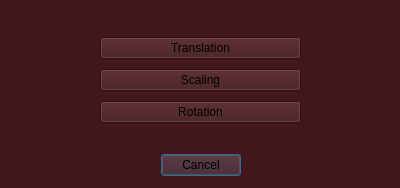
Old version of the form SGI/view/screens/transformObject.ui in the repository JVSutter/Sistema-Grafico-Interativo.
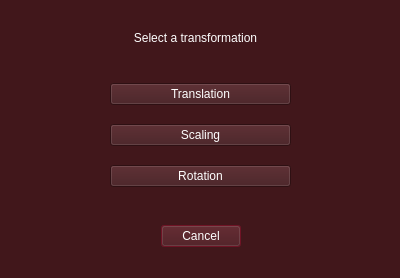
New version of the form.

What changed in the file:
```diff
--- a/SGI/view/screens/transformObject.ui
+++ b/SGI/view/screens/transformObject.ui
@@ -7,22 +7,561 @@
     <x>0</x>
     <y>0</y>
     <width>400</width>
-    <height>188</height>
+    <height>278</height>
    </rect>
   </property>
+  <property name="minimumSize">
+   <size>
+    <width>400</width>
+    <height>278</height>
+   </size>
+  </property>
+  <property name="maximumSize">
+   <size>
+    <width>400</width>
+    <height>278</height>
+   </size>
+  </property>
+  <property name="palette">
+   <palette>
+    <active>
+     <colorrole role="WindowText">
+      <brush brushstyle="SolidPattern">
+       <color alpha="255">
+        <red>255</red>
+        <green>255</green>
+        <blue>255</blue>
+       </color>
+      </brush>
+     </colorrole>
+     <colorrole role="Button">
+      <brush brushstyle="SolidPattern">
+       <color alpha="255">
+        <red>65</red>
+        <green>23</green>
+        <blue>27</blue>
+       </color>
+      </brush>
+     </colorrole>
+     <colorrole role="Light">
+      <brush brushstyle="SolidPattern">
+       <color alpha="255">
+        <red>98</red>
+        <green>34</green>
+        <blue>41</blue>
+       </color>
+      </brush>
+     </colorrole>
+     <colorrole role="Midlight">
+      <brush brushstyle="SolidPattern">
+       <color alpha="255">
+        <red>81</red>
+        <green>28</green>
+        <blue>34</blue>
+       </color>
+      </brush>
+     </colorrole>
+     <colorrole role="Dark">
+      <brush brushstyle="SolidPattern">
+       <color alpha="255">
+        <red>33</red>
+        <green>11</green>
+        <blue>14</blue>
+       </color>
+      </brush>
+     </colorrole>
+     <colorrole role="Mid">
+      <brush brushstyle="SolidPattern">
+       <color alpha="255">
+        <red>43</red>
+        <green>15</green>
+        <blue>18</blue>
+       </color>
+      </brush>
+     </colorrole>
+     <colorrole role="Text">
+      <brush brushstyle="SolidPattern">
+       <color alpha="255">
+        <red>255</red>
+        <green>255</green>
+        <blue>255</blue>
+       </color>
+      </brush>
+     </colorrole>
+     <colorrole role="BrightText">
+      <brush brushstyle="SolidPattern">
+       <color alpha="255">
+        <red>255</red>
+        <green>255</green>
+        <blue>255</blue>
+       </color>
+      </brush>
+     </colorrole>
+     <colorrole role="ButtonText">
+      <brush brushstyle="SolidPattern">
+       <color alpha="255">
+        <red>255</red>
+        <green>255</green>
+        <blue>255</blue>
+       </color>
+      </brush>
+     </colorrole>
+     <colorrole role="Base">
+      <brush brushstyle="SolidPattern">
+       <color alpha="255">
+        <red>0</red>
+        <green>0</green>
+        <blue>0</blue>
+       </color>
+      </brush>
+     </colorrole>
+     <colorrole role="Window">
+      <brush brushstyle="SolidPattern">
+       <color alpha="255">
+        <red>65</red>
+        <green>23</green>
+        <blue>27</blue>
+       </color>
+      </brush>
+     </colorrole>
+     <colorrole role="Shadow">
+      <brush brushstyle="SolidPattern">
+       <color alpha="255">
+        <red>0</red>
+        <green>0</green>
+        <blue>0</blue>
+       </color>
+      </brush>
+     </colorrole>
+     <colorrole role="Highlight">
+      <brush brushstyle="SolidPattern">
+       <color alpha="255">
+        <red>139</red>
+        <green>24</green>
+        <blue>46</blue>
+       </color>
+      </brush>
+     </colorrole>
+     <colorrole role="Link">
+      <brush brushstyle="SolidPattern">
+       <color alpha="255">
+        <red>255</red>
+        <green>75</green>
+        <blue>61</blue>
+       </color>
+      </brush>
+     </colorrole>
+     <colorrole role="AlternateBase">
+      <brush brushstyle="SolidPattern">
+       <color alpha="255">
+        <red>32</red>
+        <green>11</green>
+        <blue>13</blue>
+       </color>
+      </brush>
+     </colorrole>
+     <colorrole role="ToolTipBase">
+      <brush brushstyle="SolidPattern">
+       <color alpha="255">
+        <red>255</red>
+        <green>255</green>
+        <blue>220</blue>
+       </color>
+      </brush>
+     </colorrole>
+     <colorrole role="ToolTipText">
+      <brush brushstyle="SolidPattern">
+       <color alpha="255">
+        <red>0</red>
+        <green>0</green>
+        <blue>0</blue>
+       </color>
+      </brush>
+     </colorrole>
+     <colorrole role="PlaceholderText">
+      <brush brushstyle="SolidPattern">
+       <color alpha="127">
+        <red>255</red>
+        <green>255</green>
+        <blue>255</blue>
+       </color>
+      </brush>
+     </colorrole>
+     <colorrole role="Accent">
+      <brush brushstyle="SolidPattern">
+       <color alpha="255">
+        <red>0</red>
+        <green>0</green>
+        <blue>0</blue>
+       </color>
+      </brush>
+     </colorrole>
+    </active>
+    <inactive>
+     <colorrole role="WindowText">
+      <brush brushstyle="SolidPattern">
+       <color alpha="255">
+        <red>255</red>
+        <green>255</green>
+        <blue>255</blue>
+       </color>
+      </brush>
+     </colorrole>
+     <colorrole role="Button">
+      <brush brushstyle="SolidPattern">
+       <color alpha="255">
+        <red>65</red>
+        <green>23</green>
+        <blue>27</blue>
+       </color>
+      </brush>
+     </colorrole>
+     <colorrole role="Light">
+      <brush brushstyle="SolidPattern">
+       <color alpha="255">
+        <red>98</red>
+        <green>34</green>
+        <blue>41</blue>
+       </color>
+      </brush>
+     </colorrole>
+     <colorrole role="Midlight">
+      <brush brushstyle="SolidPattern">
+       <color alpha="255">
+        <red>81</red>
+        <green>28</green>
+        <blue>34</blue>
+       </color>
+      </brush>
+     </colorrole>
+     <colorrole role="Dark">
+      <brush brushstyle="SolidPattern">
+       <color alpha="255">
+        <red>33</red>
+        <green>11</green>
+        <blue>14</blue>
+       </color>
+      </brush>
+     </colorrole>
+     <colorrole role="Mid">
+      <brush brushstyle="SolidPattern">
+       <color alpha="255">
+        <red>43</red>
+        <green>15</green>
+        <blue>18</blue>
+       </color>
+      </brush>
+     </colorrole>
+     <colorrole role="Text">
+      <brush brushstyle="SolidPattern">
+       <color alpha="255">
+        <red>255</red>
+        <green>255</green>
+        <blue>255</blue>
+       </color>
+      </brush>
+     </colorrole>
+     <colorrole role="BrightText">
+      <brush brushstyle="SolidPattern">
+       <color alpha="255">
+        <red>255</red>
+        <green>255</green>
+        <blue>255</blue>
+       </color>
+      </brush>
+     </colorrole>
+     <colorrole role="ButtonText">
+      <brush brushstyle="SolidPattern">
+       <color alpha="255">
+        <red>255</red>
+        <green>255</green>
+        <blue>255</blue>
+       </color>
+      </brush>
+     </colorrole>
+     <colorrole role="Base">
+      <brush brushstyle="SolidPattern">
+       <color alpha="255">
+        <red>0</red>
+        <green>0</green>
+        <blue>0</blue>
+       </color>
+      </brush>
+     </colorrole>
+     <colorrole role="Window">
+      <brush brushstyle="SolidPattern">
+       <color alpha="255">
+        <red>65</red>
+        <green>23</green>
+        <blue>27</blue>
+       </color>
+      </brush>
+     </colorrole>
+     <colorrole role="Shadow">
+      <brush brushstyle="SolidPattern">
+       <color alpha="255">
+        <red>0</red>
+        <green>0</green>
+        <blue>0</blue>
+       </color>
+      </brush>
+     </colorrole>
+     <colorrole role="Highlight">
+      <brush brushstyle="SolidPattern">
+       <color alpha="255">
+        <red>139</red>
+        <green>24</green>
+        <blue>46</blue>
+       </color>
+      </brush>
+     </colorrole>
+     <colorrole role="Link">
+      <brush brushstyle="SolidPattern">
+       <color alpha="255">
+        <red>255</red>
+        <green>75</green>
+        <blue>61</blue>
+       </color>
+      </brush>
+     </colorrole>
+     <colorrole role="AlternateBase">
+      <brush brushstyle="SolidPattern">
+       <color alpha="255">
+        <red>32</red>
+        <green>11</green>
+        <blue>13</blue>
+       </color>
+      </brush>
+     </colorrole>
+     <colorrole role="ToolTipBase">
+      <brush brushstyle="SolidPattern">
+       <color alpha="255">
+        <red>255</red>
+        <green>255</green>
+        <blue>220</blue>
+       </color>
+      </brush>
+     </colorrole>
+     <colorrole role="ToolTipText">
+      <brush brushstyle="SolidPattern">
+       <color alpha="255">
+        <red>0</red>
+        <green>0</green>
+        <blue>0</blue>
+       </color>
+      </brush>
+     </colorrole>
+     <colorrole role="PlaceholderText">
+      <brush brushstyle="SolidPattern">
+       <color alpha="127">
+        <red>255</red>
+        <green>255</green>
+        <blue>255</blue>
+       </color>
+      </brush>
+     </colorrole>
+     <colorrole role="Accent">
+      <brush brushstyle="SolidPattern">
+       <color alpha="255">
+        <red>0</red>
+        <green>0</green>
+        <blue>0</blue>
+       </color>
+      </brush>
+     </colorrole>
+    </inactive>
+    <disabled>
+     <colorrole role="WindowText">
+      <brush brushstyle="SolidPattern">
+       <color alpha="255">
+        <red>33</red>
+        <green>11</green>
+        <blue>14</blue>
+       </color>
+      </brush>
+     </colorrole>
+     <colorrole role="Button">
+      <brush brushstyle="SolidPattern">
+       <color alpha="255">
+        <red>65</red>
+        <green>23</green>
+        <blue>27</blue>
+       </color>
+      </brush>
+     </colorrole>
+     <colorrole role="Light">
+      <brush brushstyle="SolidPattern">
+       <color alpha="255">
+        <red>98</red>
+        <green>34</green>
+        <blue>41</blue>
+       </color>
+      </brush>
+     </colorrole>
+     <colorrole role="Midlight">
+      <brush brushstyle="SolidPattern">
+       <color alpha="255">
+        <red>81</red>
+        <green>28</green>
+        <blue>34</blue>
+       </color>
+      </brush>
+     </colorrole>
+     <colorrole role="Dark">
+      <brush brushstyle="SolidPattern">
+       <color alpha="255">
+        <red>33</red>
+        <green>11</green>
+        <blue>14</blue>
+       </color>
+      </brush>
+     </colorrole>
+     <colorrole role="Mid">
+      <brush brushstyle="SolidPattern">
+       <color alpha="255">
+        <red>43</red>
+        <green>15</green>
+        <blue>18</blue>
+       </color>
+      </brush>
+     </colorrole>
+     <colorrole role="Text">
+      <brush brushstyle="SolidPattern">
+       <color alpha="255">
+        <red>33</red>
+        <green>11</green>
+        <blue>14</blue>
+       </color>
+      </brush>
+     </colorrole>
+     <colorrole role="BrightText">
+      <brush brushstyle="SolidPattern">
+       <color alpha="255">
+        <red>255</red>
+        <green>255</green>
+        <blue>255</blue>
+       </color>
+      </brush>
+     </colorrole>
+     <colorrole role="ButtonText">
+      <brush brushstyle="SolidPattern">
+       <color alpha="255">
+        <red>33</red>
+        <green>11</green>
+        <blue>14</blue>
+       </color>
+      </brush>
+     </colorrole>
+     <colorrole role="Base">
+      <brush brushstyle="SolidPattern">
+       <color alpha="255">
+        <red>65</red>
+        <green>23</green>
+        <blue>27</blue>
+       </color>
+      </brush>
+     </colorrole>
+     <colorrole role="Window">
+      <brush brushstyle="SolidPattern">
+       <color alpha="255">
+        <red>65</red>
+        <green>23</green>
+        <blue>27</blue>
+       </color>
+      </brush>
+     </colorrole>
+     <colorrole role="Shadow">
+      <brush brushstyle="SolidPattern">
+       <color alpha="255">
+        <red>0</red>
+        <green>0</green>
+        <blue>0</blue>
+       </color>
+      </brush>
+     </colorrole>
+     <colorrole role="Link">
+      <brush brushstyle="SolidPattern">
+       <color alpha="255">
+        <red>255</red>
+        <green>75</green>
+        <blue>61</blue>
+       </color>
+      </brush>
+     </colorrole>
+     <colorrole role="AlternateBase">
+      <brush brushstyle="SolidPattern">
+       <color alpha="255">
+        <red>65</red>
+        <green>23</green>
+        <blue>27</blue>
+       </color>
+      </brush>
+     </colorrole>
+     <colorrole role="ToolTipBase">
+      <brush brushstyle="SolidPattern">
+       <color alpha="255">
+        <red>255</red>
+        <green>255</green>
+        <blue>220</blue>
+       </color>
+      </brush>
+     </colorrole>
+     <colorrole role="ToolTipText">
+      <brush brushstyle="SolidPattern">
+       <color alpha="255">
+        <red>0</red>
+        <green>0</green>
+        <blue>0</blue>
+       </color>
+      </brush>
+     </colorrole>
+     <colorrole role="PlaceholderText">
+      <brush brushstyle="SolidPattern">
+       <color alpha="127">
+        <red>33</red>
+        <green>11</green>
+        <blue>14</blue>
+       </color>
+      </brush>
+     </colorrole>
+     <colorrole role="Accent">
+      <brush brushstyle="SolidPattern">
+       <color alpha="255">
+        <red>46</red>
+        <green>16</green>
+        <blue>19</blue>
+       </color>
+      </brush>
+     </colorrole>
+    </disabled>
+   </palette>
+  </property>
   <property name="windowTitle">
    <string>Transform object</string>
   </property>
-  <property name="styleSheet">
-   <string notr="true">background-color: rgba(65,23,27,255)</string>
-  </property>
-  <widget class="QWidget" name="horizontalLayoutWidget">
+  <widget class="QLabel" name="label">
+   <property name="geometry">
+    <rect>
+     <x>100</x>
+     <y>30</y>
+     <width>191</width>
+     <height>16</height>
+    </rect>
+   </property>
+   <property name="text">
+    <string>Select a transformation</string>
+   </property>
+   <property name="alignment">
+    <set>Qt::AlignmentFlag::AlignCenter</set>
+   </property>
+  </widget>
+  <widget class="QWidget" name="">
    <property name="geometry">
     <rect>
      <x>0</x>
-     <y>140</y>
+     <y>220</y>
      <width>401</width>
-     <height>51</height>
+     <height>32</height>
     </rect>
    </property>
    <layout class="QHBoxLayout" name="horizontalLayout">
@@ -41,11 +580,8 @@
     </item>
     <item>
      <widget class="QDialogButtonBox" name="buttonBox">
-      <property name="sizePolicy">
-       <sizepolicy hsizetype="Expanding" vsizetype="Fixed">
-        <horstretch>0</horstretch>
-        <verstretch>0</verstretch>
-       </sizepolicy>
+      <property name="layoutDirection">
+       <enum>Qt::LayoutDirection::LeftToRight</enum>
       </property>
       <property name="orientation">
        <enum>Qt::Orientation::Horizontal</enum>
@@ -73,19 +609,16 @@
     </item>
    </layout>
   </widget>
-  <widget class="QWidget" name="verticalLayoutWidget">
+  <widget class="QWidget" name="">
    <property name="geometry">
     <rect>
-     <x>100</x>
-     <y>30</y>
-     <width>201</width>
-     <height>100</height>
+     <x>110</x>
+     <y>70</y>
+     <width>181</width>
+     <height>131</height>
     </rect>
    </property>
    <layout class="QVBoxLayout" name="verticalLayout">
-    <property name="spacing">
-     <number>3</number>
-    </property>
     <item>
      <widget class="QPushButton" name="translationBtn">
       <property name="text">
```
Left out of the diff: 40 changed lines with no effect on the pictures.
